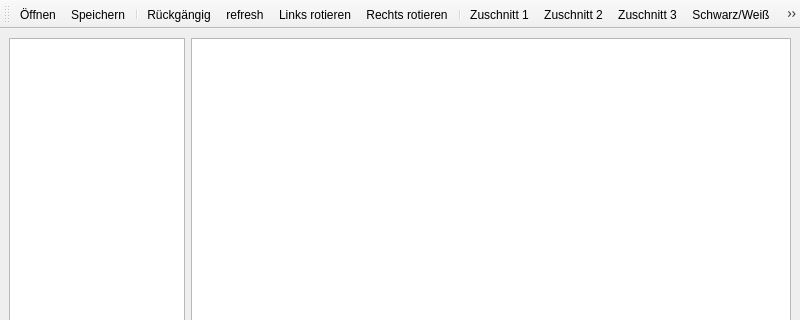
Qt form main.ui (Peatala36/scanpro) before a commit; both pictures show x 0 to 800 and y 0 to 320 of the 800 by 600 pixel window.
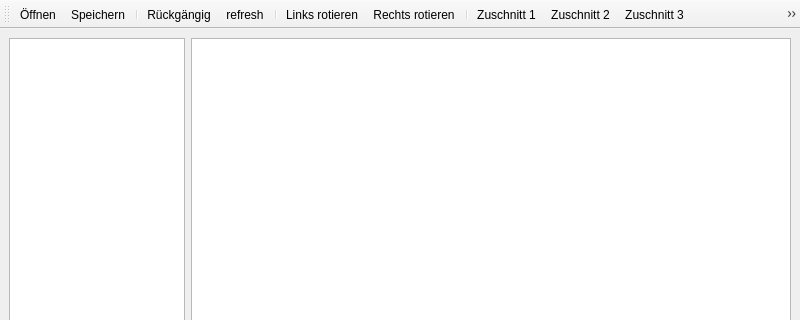
The same form after that commit. Icons and pictures are not drawn.

Commit message: Funktionserweiterung: Retuschieren

What changed in the file:
```diff
--- a/main.ui
+++ b/main.ui
@@ -53,6 +53,7 @@
    <addaction name="separator"/>
    <addaction name="actionUndo"/>
    <addaction name="actionrefresh"/>
+   <addaction name="separator"/>
    <addaction name="actionLinks_rotieren"/>
    <addaction name="actionRechts_rotieren"/>
    <addaction name="separator"/>
@@ -61,6 +62,7 @@
    <addaction name="actionZuschnitt_3"/>
    <addaction name="actionBlackWhite"/>
    <addaction name="actionGrau"/>
+   <addaction name="actionRetouch"/>
   </widget>
   <action name="action_oeffnen">
    <property name="icon">
@@ -152,6 +154,11 @@
     <string>Grau</string>
    </property>
   </action>
+  <action name="actionRetouch">
+   <property name="text">
+    <string>Retouch</string>
+   </property>
+  </action>
  </widget>
  <resources/>
  <connections/>
```
Left out of the diff: 15 changed lines with no effect on the pictures. The commit also changes 1 other file.
